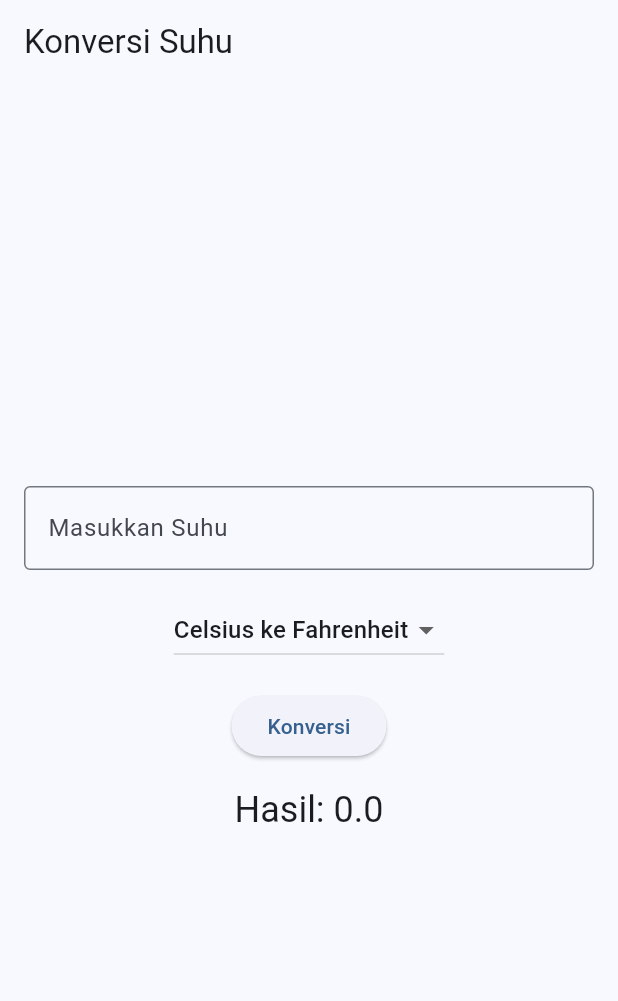
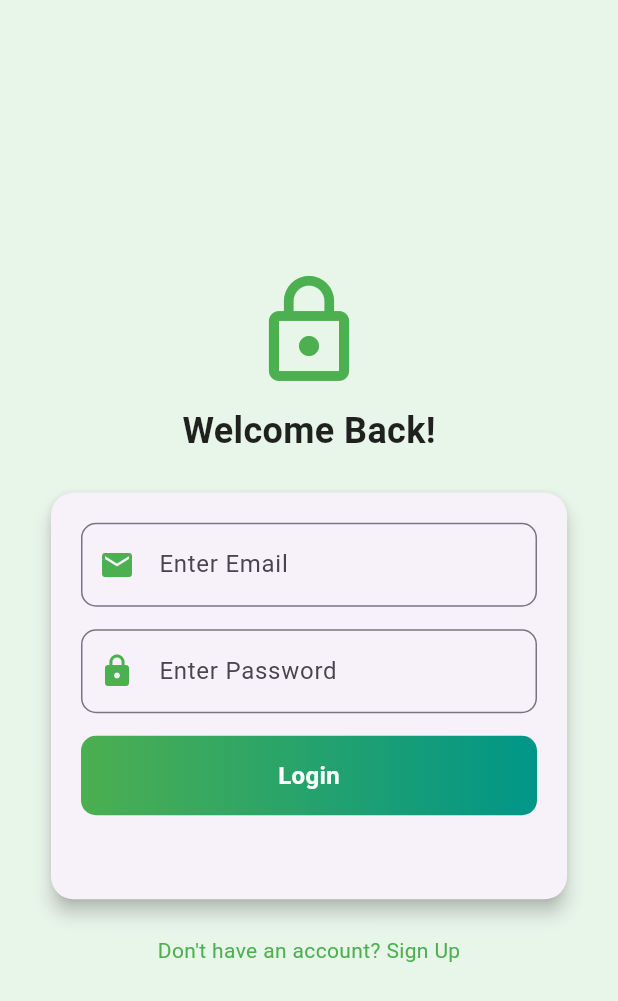
Before and after one commit to Bagusakmal121/suhu, a Flutter app: the screen it shows after launch, on a phone screen of 412 x 824 dp. Shown: the top 1001 px of the screen. Run offline on Flutter 3.47's test engine with Material 3 defaults, Android fonts, the phone set to English and light mode, and no system bars.

Commit message:
menambahkan login

```diff
--- /dev/null
+++ b/suhu/lib/login_page.dart
@@ -0,0 +1,142 @@
+import 'package:flutter/material.dart';
+
+class LoginPage extends StatefulWidget {
+  final VoidCallback onLoginSuccess;
+
+  const LoginPage({super.key, required this.onLoginSuccess});
+
+  @override
+  State<LoginPage> createState() => _LoginPageState();
+}
+
+class _LoginPageState extends State<LoginPage> {
+  final TextEditingController emailController = TextEditingController();
+  final TextEditingController passwordController = TextEditingController();
+  final GlobalKey<FormState> _formKey = GlobalKey<FormState>();
+
+  final String useremail = "bagusakmal121@gmail.com";
+  final String pass = "123456";
+  String notif = "";
+
+  void login() {
+    if (_formKey.currentState!.validate()) {
+      if (emailController.text == useremail && passwordController.text == pass) {
+        setState(() {
+          notif = "";
+        });
+
+        widget.onLoginSuccess(); // Pindah ke MyApp setelah login berhasil
+      } else {
+        setState(() {
+          notif = "Email atau password salah";
+        });
+      }
+    }
+  }
+
+  String? validateEmail(String? value) {
+    if (value == null || value.isEmpty) {
+      return 'Masukkan email Anda';
+    }
+    final regex = RegExp(r'^[^@]+@[^@]+\.[^@]+');
+    if (!regex.hasMatch(value)) {
+      return 'Masukkan email yang valid';
+    }
+    return null;
+  }
+
+  String? validatePassword(String? value) {
+    if (value == null || value.isEmpty) {
+      return 'Masukkan password Anda';
+    }
+    if (value.length < 6) {
+      return 'Password minimal 6 karakter';
+    }
+    return null;
+  }
+
+  @override
+  Widget build(BuildContext context) {
+    return Scaffold(
+      backgroundColor: Colors.green.shade50,
+      body: Center(
+        child: SingleChildScrollView(
+          child: Padding(
+            padding: const EdgeInsets.symmetric(horizontal: 30),
+            child: Column(
+              mainAxisAlignment: MainAxisAlignment.center,
+              children: [
+                const Icon(Icons.lock_outline, size: 80, color: Colors.green),
+                const SizedBox(height: 10),
+                const Text(
+                  "Welcome Back!",
+                  style: TextStyle(fontSize: 24, fontWeight: FontWeight.bold, color: Colors.black87),
+                ),
+                const SizedBox(height: 20),
+                Card(
+                  elevation: 5,
+                  shape: RoundedRectangleBorder(borderRadius: BorderRadius.circular(15)),
+                  child: Padding(
+                    padding: const EdgeInsets.all(20),
+                    child: Form(
+                      key: _formKey,
+                      child: Column(
+                        children: [
+                          TextFormField(
+                            controller: emailController,
+                            validator: validateEmail,
+                            decoration: InputDecoration(
+                              prefixIcon: const Icon(Icons.email, color: Colors.green),
+                              hintText: "Enter Email",
+                              border: OutlineInputBorder(borderRadius: BorderRadius.circular(10)),
+                            ),
+                          ),
+                          const SizedBox(height: 15),
+                          TextFormField(
+                            controller: passwordController,
+                            obscureText: true,
+                            validator: validatePassword,
+                            decoration: InputDecoration(
+                              prefixIcon: const Icon(Icons.lock, color: Colors.green),
+                              hintText: "Enter Password",
+                              border: OutlineInputBorder(borderRadius: BorderRadius.circular(10)),
+                            ),
+                          ),
+                          const SizedBox(height: 15),
+                          GestureDetector(
+                            onTap: login,
+                            child: Container(
+                              width: double.infinity,
+                              padding: const EdgeInsets.symmetric(vertical: 15),
+                              decoration: BoxDecoration(
+                                gradient: const LinearGradient(colors: [Colors.green, Colors.teal]),
+                                borderRadius: BorderRadius.circular(10),
+                              ),
+                              child: const Center(
+                                child: Text(
+                                  "Login",
+                                  style: TextStyle(color: Colors.white, fontWeight: FontWeight.bold, fontSize: 16),
+                                ),
+                              ),
+                            ),
+                          ),
+                          const SizedBox(height: 15),
+                          Text(
+                            notif,
+                            style: const TextStyle(color: Colors.red, fontWeight: FontWeight.bold),
+                          ),
+                        ],
+                      ),
+                    ),
+                  ),
+                ),
+                const SizedBox(height: 20),
+                const Text("Don't have an account? Sign Up", style: TextStyle(color: Colors.green)),
+              ],
+            ),
+          ),
+        ),
+      ),
+    );
+  }
+}
--- a/suhu/lib/main.dart
+++ b/suhu/lib/main.dart
@@ -1,6 +1,32 @@
 import 'package:flutter/material.dart';
+import 'login_page.dart';
 import 'my_app.dart';
 
 void main() {
-  runApp(const MyApp());
+  runApp(const MyAppStarter());
 }
+
+class MyAppStarter extends StatefulWidget {
+  const MyAppStarter({super.key});
+
+  @override
+  State<MyAppStarter> createState() => _MyAppStarterState();
+}
+
+class _MyAppStarterState extends State<MyAppStarter> {
+  bool isLoggedIn = false;
+
+  void loginSuccess() {
+    setState(() {
+      isLoggedIn = true;
+    });
+  }
+
+  @override
+  Widget build(BuildContext context) {
+    return MaterialApp(
+      debugShowCheckedModeBanner: false,
+      home: isLoggedIn ? const MyApp() : LoginPage(onLoginSuccess: loginSuccess),
+    );
+  }
+}
```
Also changed, not shown: suhu/lib/my_app.dart (+65 -13 lines).
